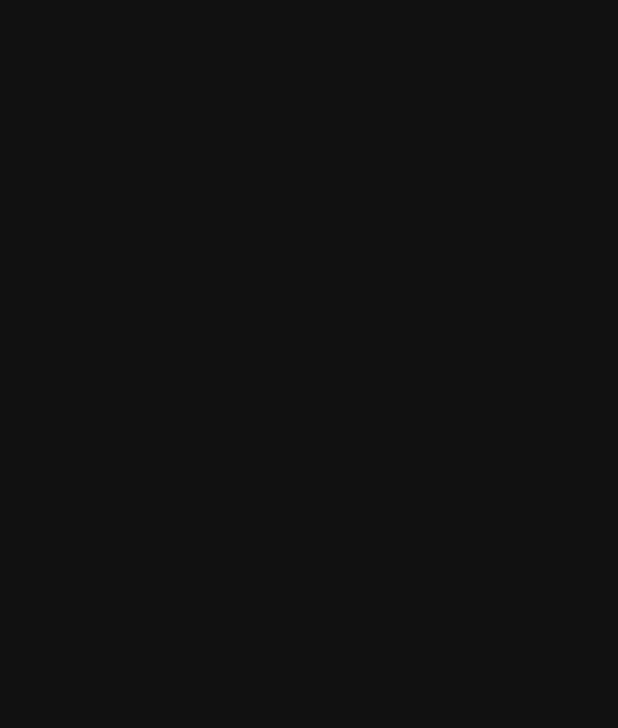
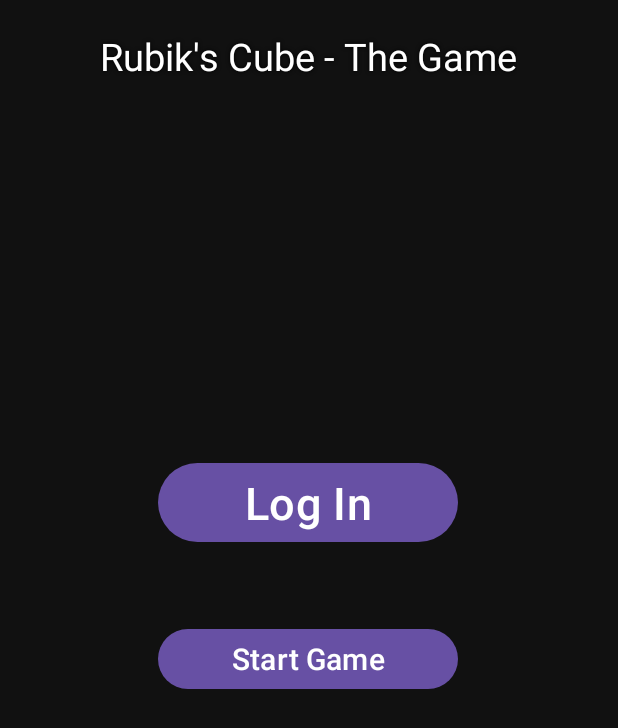
Before and after one commit to GilStein1/RubiksCube, an Android app: the screen it shows after launch (MainActivity), on a phone screen of 412 x 824 dp. Before the commit the part shown is empty. Shown: the top 728 px of the screen. Run offline under Robolectric (Android 15) with nearby library versions, the phone set to English and light mode, and no system bars; our stand-ins replace Firebase (no records; nobody signed in at launch, a user with empty details on screens opened directly).

Commit message:
added a sign in dialog

```diff
--- a/app/src/main/java/com/example/my3dproject/activities/MainActivity.java
+++ b/app/src/main/java/com/example/my3dproject/activities/MainActivity.java
@@ -1,23 +1,43 @@
 package com.example.my3dproject.activities;
 
+import android.app.Dialog;
+import android.content.Intent;
 import android.content.pm.ActivityInfo;
+import android.graphics.Color;
 import android.os.Bundle;
+import android.text.SpannableString;
+import android.text.Spanned;
+import android.text.TextPaint;
+import android.text.method.LinkMovementMethod;
+import android.text.style.ClickableSpan;
 import android.view.View;
+import android.widget.EditText;
 import android.widget.FrameLayout;
+import android.widget.TextView;
+import android.widget.Toast;
 
+import androidx.activity.result.ActivityResultLauncher;
+import androidx.activity.result.contract.ActivityResultContracts;
 import androidx.appcompat.app.AppCompatActivity;
+import androidx.core.content.ContextCompat;
 
 import com.example.my3dproject.DefaultController;
 import com.example.my3dproject.R;
-import com.example.my3dproject.RubiksCubeManager;
 import com.example.my3dproject.RubiksCubeManagerForSimpleBackgroundRotation;
-import com.example.my3dproject.ScreenTouchListener;
 import com.example.my3dproject.drawables.RubiksCube;
+import com.google.firebase.auth.FirebaseAuth;
+import com.google.firebase.auth.FirebaseUser;
 
 public class MainActivity extends AppCompatActivity {
 
+	private FirebaseAuth mAuth;
 	private FrameLayout frameLayout;
 	private DefaultController controller;
+	private ActivityResultLauncher<Intent> signUpActivityLauncher;
+	private ActivityResultLauncher<Intent> gameActivityLauncher;
+	private Dialog logInDialog;
+	private EditText etEmail, etPassword;
+	private TextView tvSignUp;
 
 	@Override
 	protected void onCreate(Bundle savedInstanceState) {
@@ -25,7 +45,53 @@
 		setContentView(R.layout.activity_main);
 		getWindow().getDecorView().setLayoutDirection(View.LAYOUT_DIRECTION_LTR);
 		setRequestedOrientation(ActivityInfo.SCREEN_ORIENTATION_PORTRAIT);
+		this.mAuth = FirebaseAuth.getInstance();
+		initViews();
+	}
+
+	private void initViews() {
 		frameLayout = findViewById(R.id.flBackgroundCube);
+		this.signUpActivityLauncher = registerForActivityResult(new ActivityResultContracts.StartActivityForResult(), result -> {});
+		this.gameActivityLauncher = registerForActivityResult(new ActivityResultContracts.StartActivityForResult(), result -> {});
+		initDialog();
+	}
+
+	private void initDialog() {
+		logInDialog = new Dialog(this);
+		logInDialog.setContentView(R.layout.login_dialog);
+		logInDialog.setTitle("Log In");
+		logInDialog.setCancelable(false);
+		etEmail = logInDialog.findViewById(R.id.etEmail);
+		etPassword = logInDialog.findViewById(R.id.etPassword);
+		tvSignUp = logInDialog.findViewById(R.id.tvSignUp);
+		String fullText = "Don't have an account? Sign up here";
+		String clickablePart = "Sign up here";
+
+		SpannableString spannableString = new SpannableString(fullText);
+
+		ClickableSpan clickableSpan = new ClickableSpan() {
+			@Override
+			public void onClick(View widget) {
+				logInDialog.cancel();
+				controller.onDestroy();
+				controller = null;
+				Intent intent = new Intent(MainActivity.this, SignUpActivity.class);
+				signUpActivityLauncher.launch(intent);
+			}
+
+			@Override
+			public void updateDrawState(TextPaint ds) {
+				super.updateDrawState(ds);
+				ds.setColor(ContextCompat.getColor(MainActivity.this, R.color.black));
+				ds.setUnderlineText(true);
+			}
+		};
+		int startIndex = fullText.indexOf(clickablePart);
+		int endIndex = startIndex + clickablePart.length();
+		spannableString.setSpan(clickableSpan, startIndex, endIndex, Spanned.SPAN_EXCLUSIVE_EXCLUSIVE);
+		tvSignUp.setText(spannableString);
+		tvSignUp.setMovementMethod(LinkMovementMethod.getInstance());
+		tvSignUp.setHighlightColor(Color.TRANSPARENT);
 	}
 
 	private void initBackgroundAnimation() {
@@ -71,4 +137,37 @@
 		}
 	}
 
+	private void logUserIn(String email, String password) {
+		mAuth.signInWithEmailAndPassword(email, password).addOnCompleteListener(this, task -> {
+			if (task.isSuccessful()) {
+				logInDialog.cancel();
+				Toast.makeText(MainActivity.this, "Successfully logged in!", Toast.LENGTH_SHORT).show();
+			} else {
+				Toast.makeText(MainActivity.this, "Error while logging in", Toast.LENGTH_SHORT).show();
+			}
+		});
+	}
+
+	public void logInByButton(View view) {
+		logInDialog.show();
+	}
+
+	public void startGameByButton(View view) {
+		controller.onDestroy();
+		controller = null;
+		Intent intent = new Intent(this, GameActivity.class);
+		gameActivityLauncher.launch(intent);
+	}
+
+	public void logInByButtonInDialog(View view) {
+		String email = etEmail.getText().toString();
+		String password = etPassword.getText().toString();
+		logUserIn(email, password);
+	}
+
+	public void cancelLoginDialogByButton(View view) {
+		logInDialog.cancel();
+		Toast.makeText(MainActivity.this, "sign up was canceled", Toast.LENGTH_SHORT).show();
+	}
+
 }
--- a/app/src/main/java/com/example/my3dproject/activities/SignUpActivity.java
+++ b/app/src/main/java/com/example/my3dproject/activities/SignUpActivity.java
@@ -41,7 +41,6 @@
 		mAuth = FirebaseAuth.getInstance();
 		FirebaseDatabase database = FirebaseDatabase.getInstance();
 		accountRef = database.getReference("accounts");
-		Log.w("somehow got to account creation", "somehow got to account creation");
 	}
 
 	@Override
--- a/app/src/main/res/layout/activity_main.xml
+++ b/app/src/main/res/layout/activity_main.xml
@@ -13,6 +13,49 @@
         android:id="@+id/flBackgroundCube"
         android:layout_width="match_parent"
         android:layout_height="match_parent"
-        android:background="#111" />
+        android:background="#111">
+
+        <LinearLayout
+            android:layout_width="wrap_content"
+            android:layout_height="wrap_content"
+            android:layout_gravity="top|center_horizontal"
+            android:orientation="vertical">
+
+            <TextView
+                android:layout_width="wrap_content"
+                android:layout_height="wrap_content"
+                android:text="Rubik's Cube - The Game"
+                android:textSize="25sp"
+                android:textColor="@color/white"
+                android:layout_marginTop="20dp"
+                android:shadowColor="#000000"
+                android:shadowDx="0"
+                android:shadowDy="0"
+                android:shadowRadius="3"/>
+
+            <Button
+                android:layout_width="200dp"
+                android:layout_height="wrap_content"
+                android:layout_marginTop="250dp"
+                android:layout_gravity="center"
+                android:text="Log In"
+                android:textSize="30sp"
+                android:onClick="logInByButton"/>
+
+            <Button
+                android:layout_width="200dp"
+                android:layout_height="wrap_content"
+                android:layout_marginTop="50dp"
+                android:layout_gravity="center"
+                android:text="Start Game"
+                android:textSize="20sp"
+                android:onClick="startGameByButton"/>
+
+        </LinearLayout>
+
+
+
+
+    </FrameLayout>
 
 </LinearLayout>
```
Also changed, not shown: app/src/main/res/layout/login_dialog.xml (added, +93 -0 lines).
